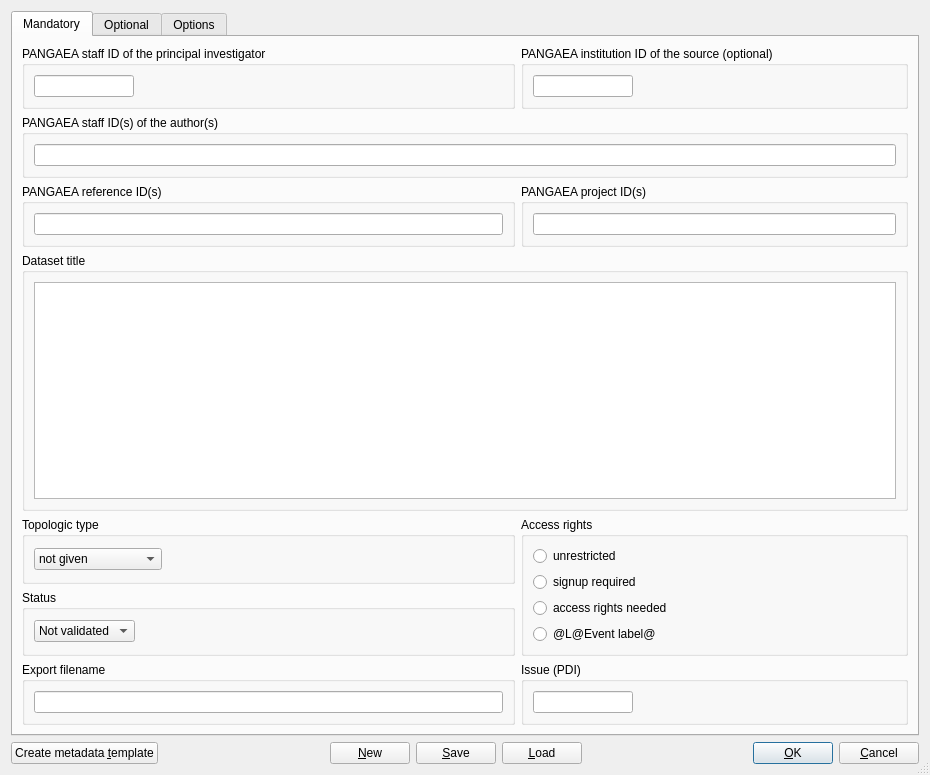
First picture: the form in trunk/Forms/Split2EventsDialog/split2eventsdialog.ui, repository pangaea-data-publisher/Split2Events, before the edit.
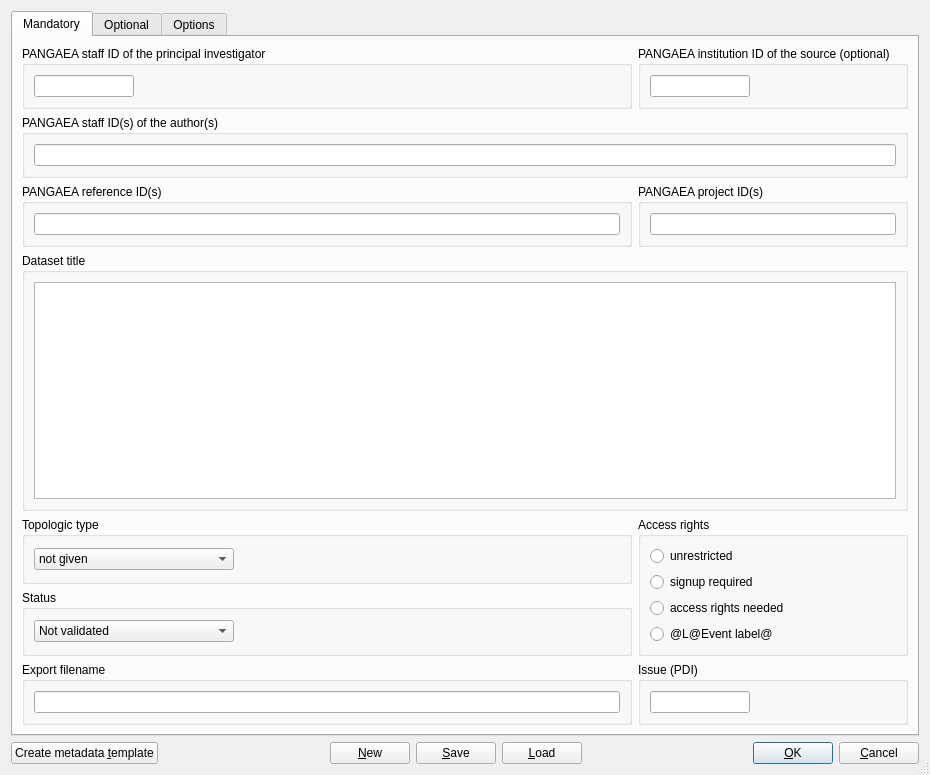
Second picture: the form after the edit.

Commit message: Size of boxes in Split2Events dialog

What changed in the file:
```diff
--- a/trunk/Forms/Split2EventsDialog/split2eventsdialog.ui
+++ b/trunk/Forms/Split2EventsDialog/split2eventsdialog.ui
@@ -143,6 +143,18 @@
        </item>
        <item row="0" column="1">
         <widget class="QGroupBox" name="groupBox_3">
+         <property name="minimumSize">
+          <size>
+           <width>270</width>
+           <height>0</height>
+          </size>
+         </property>
+         <property name="maximumSize">
+          <size>
+           <width>270</width>
+           <height>16777215</height>
+          </size>
+         </property>
          <property name="title">
           <string>PANGAEA institution ID of the source (optional)</string>
          </property>
@@ -151,7 +163,7 @@
            <widget class="QLineEdit" name="SourceLineEdit">
             <property name="minimumSize">
              <size>
-              <width>0</width>
+              <width>100</width>
               <height>0</height>
              </size>
             </property>
@@ -205,6 +217,18 @@
        </item>
        <item row="2" column="1">
         <widget class="QGroupBox" name="groupBox_5">
+         <property name="minimumSize">
+          <size>
+           <width>270</width>
+           <height>0</height>
+          </size>
+         </property>
+         <property name="maximumSize">
+          <size>
+           <width>270</width>
+           <height>16777215</height>
+          </size>
+         </property>
          <property name="title">
           <string>PANGAEA project ID(s)</string>
          </property>
@@ -248,6 +272,12 @@
          <layout class="QGridLayout" name="gridLayout_10">
           <item row="0" column="0">
            <widget class="QComboBox" name="TopologicTypeComboBox">
+            <property name="minimumSize">
+             <size>
+              <width>200</width>
+              <height>0</height>
+             </size>
+            </property>
             <item>
              <property name="text">
               <string>not given</string>
@@ -328,6 +358,18 @@
        </item>
        <item row="4" column="1" rowspan="2">
         <widget class="QGroupBox" name="groupBox_13">
+         <property name="minimumSize">
+          <size>
+           <width>270</width>
+           <height>0</height>
+          </size>
+         </property>
+         <property name="maximumSize">
+          <size>
+           <width>270</width>
+           <height>16777215</height>
+          </size>
+         </property>
          <property name="title">
           <string>Access rights</string>
          </property>
@@ -371,6 +413,12 @@
          <layout class="QGridLayout" name="gridLayout">
           <item row="0" column="0">
            <widget class="QComboBox" name="StatusComboBox">
+            <property name="minimumSize">
+             <size>
+              <width>200</width>
+              <height>0</height>
+             </size>
+            </property>
             <item>
              <property name="text">
               <string>Not validated</string>
@@ -418,12 +466,30 @@
        </item>
        <item row="6" column="1">
         <widget class="QGroupBox" name="groupBox_22">
+         <property name="minimumSize">
+          <size>
+           <width>270</width>
+           <height>0</height>
+          </size>
+         </property>
+         <property name="maximumSize">
+          <size>
+           <width>270</width>
+           <height>16777215</height>
+          </size>
+         </property>
          <property name="title">
           <string>Issue (PDI)</string>
          </property>
          <layout class="QGridLayout" name="gridLayout_20">
           <item row="0" column="0">
            <widget class="QLineEdit" name="IssueLineEdit">
+            <property name="minimumSize">
+             <size>
+              <width>100</width>
+              <height>0</height>
+             </size>
+            </property>
             <property name="maximumSize">
              <size>
               <width>100</width>
```
Left out of the diff: 21 changed lines with no effect on the pictures.
